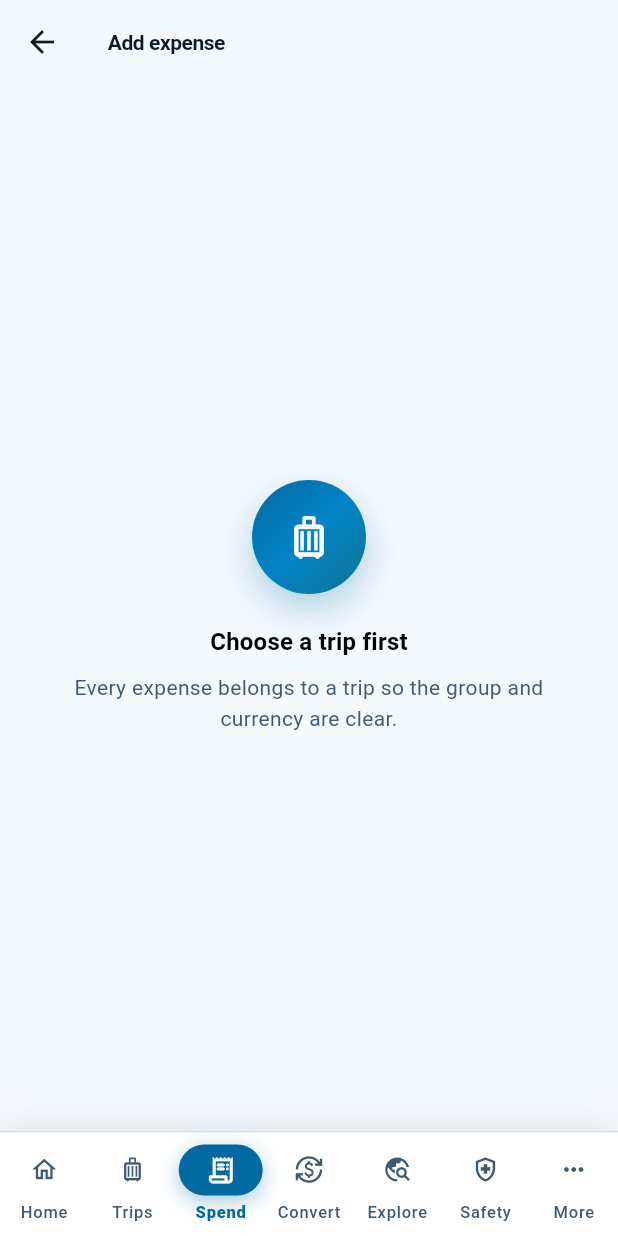
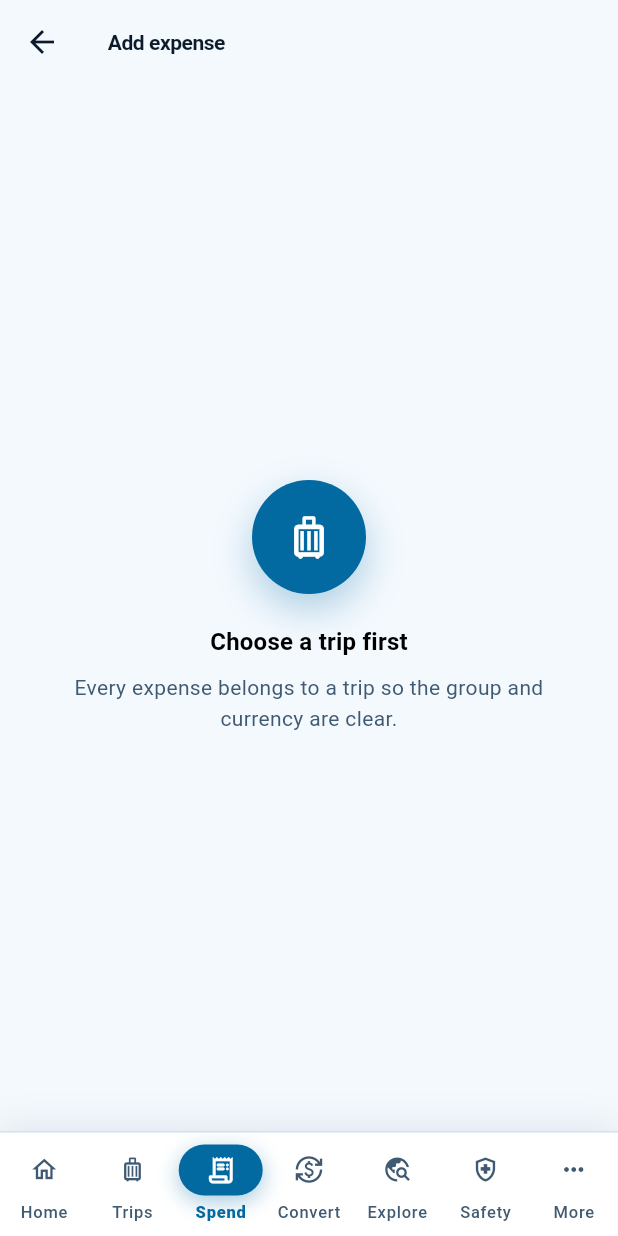
Before and after one commit to kiran-hk-dev/Split-Bills, a Flutter app: the AddExpensePage screen opened by its route, on a phone screen of 412 x 824 dp. Run offline on Flutter 3.47's test engine with Material 3 defaults, Android fonts, the phone set to English and light mode, and no system bars; our stand-ins replace connectivity_plus, csv, decimal, dio, file_picker, flutter_map and 8 more; accounts and stored records are empty.

Commit message:
Flatten the brand to one colour and drop the last purple
The brand was a three-stop ramp (sky -> brighter sky -> cyan) applied as a
gradient to the selected rail item, the auth mark, the NetworkArtwork
placeholder and the brand badge. None of those surfaces needed a second
colour. The ramp made each of them read as a different object from the
buttons beside them, and nothing else in the app uses one.

AppGradientsTheme.brand is now a single Color rather than a List<Color>, so
the four call sites cannot drift back into building a gradient from it -
they take a colour directly. lerp and copyWith follow the shape.

Gradients are kept only where they carry information: the painted cover
artwork, the legibility scrim over it, and the skeleton shimmer. Those
communicate something. The brand ramp communicated a mood.

Also removed the only purple in the app. The avatar palette was the last
holder, #7C3AED, which sat oddly against a blue brand. Green replaces it
because it is the one hue none of the other four came near, which is the
only job that palette has.

Verified: no Color() literal anywhere in lib is in the purple or indigo
range.

```diff
--- a/lib/core/theme/app_theme.dart
+++ b/lib/core/theme/app_theme.dart
@@ -172,34 +172,32 @@ class AppColors {
 /// The sweep runs ember -> orange -> rose. Those are neighbours on the warm
 /// half of the wheel, so the gradient reads as one light travelling rather
 /// than three competing colours.
+/// The brand is one flat colour, not a ramp.
+///
+/// It used to be a three-stop sweep (sky -> brighter sky -> cyan), applied to
+/// the selected rail item, the auth mark, the NetworkArtwork placeholder and
+/// the brand badge. Nothing about those surfaces needed a second colour; the
+/// ramp was there because it looked considered, and it made each of them read
+/// as a different object from the buttons around it. A single colour is
+/// unambiguous and is what the rest of the app already uses.
+///
+/// Gradients remain where they do a job: the painted cover artwork, the
+/// legibility scrim over it, and the skeleton shimmer. Those carry
+/// information. This one carried a mood.
 class AppGradients {
   const AppGradients._();
 
-  static const List<Color> brand = <Color>[
-    Color(0xFF0369A1),
-    Color(0xFF0284C7),
-    Color(0xFF0E7490),
-  ];
+  /// The brand colour. Same value as [AppColors.primary] in light mode.
+  static const Color brand = Color(0xFF0369A1);
 
-  /// Two-stop version for large fills where the three-stop sweep would read
-  /// as a stripe rather than a gradient.
-  static const List<Color> brandShort = <Color>[
-    Color(0xFF0369A1),
-    Color(0xFF0284C7),
-  ];
-
-  /// Same hue family, lifted for dark mode so it does not glow harshly.
-  static const List<Color> brandDark = <Color>[
-    Color(0xFF38BDF8),
-    Color(0xFFFDBA74),
-    Color(0xFFFB7185),
-  ];
+  /// Lifted for dark mode so it does not glow harshly against the dark canvas.
+  static const Color brandDark = Color(0xFF38BDF8);
 
   static LinearGradient linear({
     List<Color>? colors,
     Alignment begin = Alignment.topLeft,
     Alignment end = Alignment.bottomRight,
-  }) => LinearGradient(begin: begin, end: end, colors: colors ?? brand);
+  }) => LinearGradient(begin: begin, end: end, colors: colors ?? <Color>[brand]);
 
   static LinearGradient vertical(List<Color> colors) =>
       LinearGradient(begin: Alignment.topCenter, end: Alignment.bottomCenter, colors: colors);
@@ -478,7 +476,7 @@ class AppTheme {
     final Color canvas = isDark ? AppColors.darkCanvas : AppColors.canvas;
     final Color ink = isDark ? AppColors.darkInk : AppColors.ink;
     final Color inkMuted = isDark ? AppColors.darkInkMuted : AppColors.inkMuted;
-    final List<Color> brandGradient =
+    final Color brandGradient =
         isDark ? AppGradients.brandDark : AppGradients.brand;
 
     final TextTheme base = isDark
@@ -798,7 +796,7 @@ class AppGradientsTheme extends ThemeExtension<AppGradientsTheme> {
   const AppGradientsTheme({required this.brand, required this.shadowTint});
 
   /// Deep sky -> sky -> cyan, lifted for dark mode.
-  final List<Color> brand;
+  final Color brand;
 
   /// What shadows are tinted with. Ink in light, dark ink in dark, so a shadow
   /// never lightens a dark surface.
@@ -812,7 +810,7 @@ class AppGradientsTheme extends ThemeExtension<AppGradientsTheme> {
   }
 
   @override
-  AppGradientsTheme copyWith({List<Color>? brand, Color? shadowTint}) =>
+  AppGradientsTheme copyWith({Color? brand, Color? shadowTint}) =>
       AppGradientsTheme(
         brand: brand ?? this.brand,
         shadowTint: shadowTint ?? this.shadowTint,
@@ -822,10 +820,7 @@ class AppGradientsTheme extends ThemeExtension<AppGradientsTheme> {
   AppGradientsTheme lerp(ThemeExtension<AppGradientsTheme>? other, double t) {
     if (other is! AppGradientsTheme) return this;
     return AppGradientsTheme(
-      brand: <Color>[
-        for (int i = 0; i < brand.length; i++)
-          Color.lerp(brand[i], other.brand[i], t) ?? brand[i],
-      ],
+      brand: Color.lerp(brand, other.brand, t) ?? brand,
       shadowTint: Color.lerp(shadowTint, other.shadowTint, t) ?? shadowTint,
     );
   }
--- a/lib/features/auth/auth_shell.dart
+++ b/lib/features/auth/auth_shell.dart
@@ -875,9 +875,7 @@ class _SlideIconBadge extends StatelessWidget {
       width: 96,
       height: 96,
       decoration: BoxDecoration(
-        gradient: AppGradients.linear(
-          colors: AppGradientsTheme.of(context).brand,
-        ),
+        color: AppGradientsTheme.of(context).brand,
         shape: BoxShape.circle,
       ),
       child: Icon(icon, size: 42, color: Colors.white),
--- a/lib/shared/widgets/avatars.dart
+++ b/lib/shared/widgets/avatars.dart
@@ -46,7 +46,11 @@ class MemberAvatar extends StatelessWidget {
     Color(0xFF0F766E), // teal
     Color(0xFF1D4ED8), // blue
     Color(0xFFA44808), // amber
-    Color(0xFF7C3AED), // violet
+    // Was #7C3AED violet. Removed: it was the only purple left in the app and
+    // sat oddly against a blue brand. Green takes its place because it is the
+    // one hue none of the other four came near, so distinctness - the entire
+    // job of this list - is preserved.
+    Color(0xFF15803D), // green
     Color(0xFF0E7490), // cyan
     Color(0xFFBE185D), // pink
   ];
--- a/lib/shared/widgets/common.dart
+++ b/lib/shared/widgets/common.dart
@@ -306,9 +306,7 @@ class EmptyState extends StatelessWidget {
                 width: compact ? 56 : 76,
                 height: compact ? 56 : 76,
                 decoration: BoxDecoration(
-                  gradient: AppGradients.linear(
-                    colors: AppGradientsTheme.of(context).brand,
-                  ),
+                  color: AppGradientsTheme.of(context).brand,
                   shape: BoxShape.circle,
                   boxShadow: <BoxShadow>[
                     BoxShadow(
```
Also changed, not shown: lib/router/app_shell.dart (+3 -6 lines), lib/shared/widgets/motion.dart (+8 -13 lines), 2 other files.
